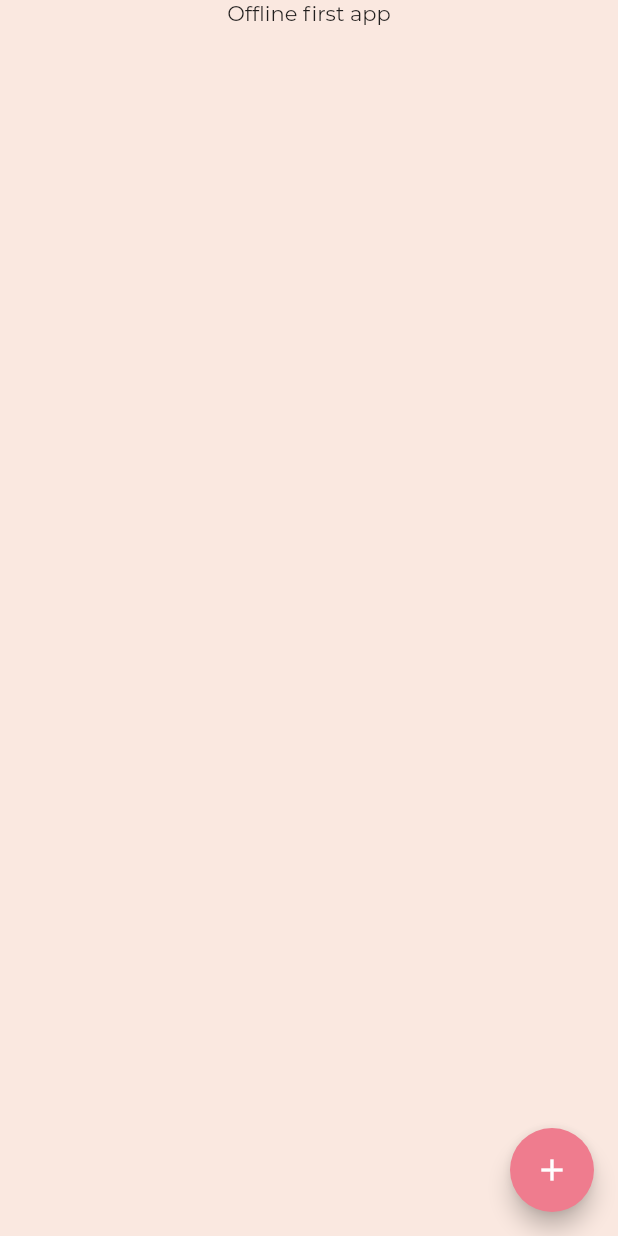
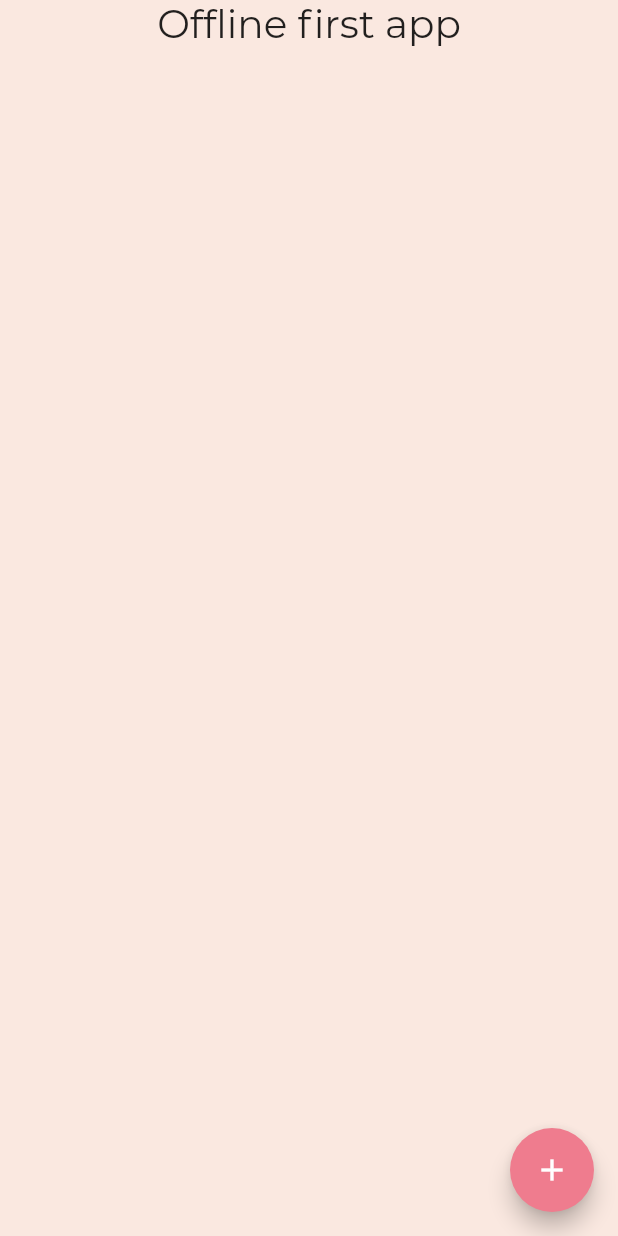
Before and after one commit to GabrielDVpereira/offline-first-flutter, a Flutter app: the screen it shows after launch, on a phone screen of 412 x 824 dp. Run offline on Flutter 3.47's test engine with Material 2 defaults, Android fonts, the light colour scheme and no system bars; project files that could hold a hidden picture were left out.

Commit message:
feat: create custom widget for text

```diff
--- /dev/null
+++ b/lib/components/atoms/text.dart
@@ -0,0 +1,43 @@
+import 'package:flutter/cupertino.dart';
+
+enum TextType { title, paragraph }
+
+class TextWidget extends StatelessWidget {
+  final String text;
+  final TextStyle? style;
+  final TextType type;
+
+  const TextWidget(this.text,
+      {Key? key, this.style, this.type = TextType.paragraph})
+      : super(key: key);
+
+  const TextWidget.title(this.text,
+      {Key? key, this.style, this.type = TextType.title})
+      : super(key: key);
+
+  const TextWidget.paragraph(this.text,
+      {Key? key, this.style, this.type = TextType.paragraph})
+      : super(key: key);
+
+  TextStyle _getTextSize() {
+    if (type == TextType.title) {
+      return TextStyle(fontSize: 26);
+    }
+    return TextStyle(fontSize: 18);
+  }
+
+  TextStyle _getStyle() {
+    if (style != null) {
+      return style!.merge(_getTextSize());
+    }
+    return _getTextSize();
+  }
+
+  @override
+  Widget build(BuildContext context) {
+    return Text(
+      text,
+      style: _getStyle(),
+    );
+  }
+}
--- a/lib/screens/home_screen.dart
+++ b/lib/screens/home_screen.dart
@@ -1,4 +1,5 @@
 import 'package:flutter/material.dart';
+import 'package:offline_first_app_flutter/components/atoms/text.dart';
 import 'package:offline_first_app_flutter/constants/colors.dart';
 
 class HomeScreen extends StatelessWidget {
@@ -20,7 +21,7 @@ class HomeScreen extends StatelessWidget {
             child: Column(
               crossAxisAlignment: CrossAxisAlignment.center,
               children: [
-                Text('Offline first app'),
+                TextWidget.title('Offline first app'),
               ],
             ),
           ),
--- a/pubspec.yaml
+++ b/pubspec.yaml
@@ -64,7 +64,7 @@ flutter:
     - family: Montserrat
       fonts:
         - asset: assets/fonts/Montserrat/Montserrat-Regular.ttf
-        - asset: assets/fonts/Montserrat/Montserrat-SemiBold.ttf.ttf
+        - asset: assets/fonts/Montserrat/Montserrat-SemiBold.ttf
           weight: 600
-        - asset: assets/fonts/Montserrat/Montserrat-Bold.ttf.ttf
+        - asset: assets/fonts/Montserrat/Montserrat-Bold.ttf
           weight: 700
```
